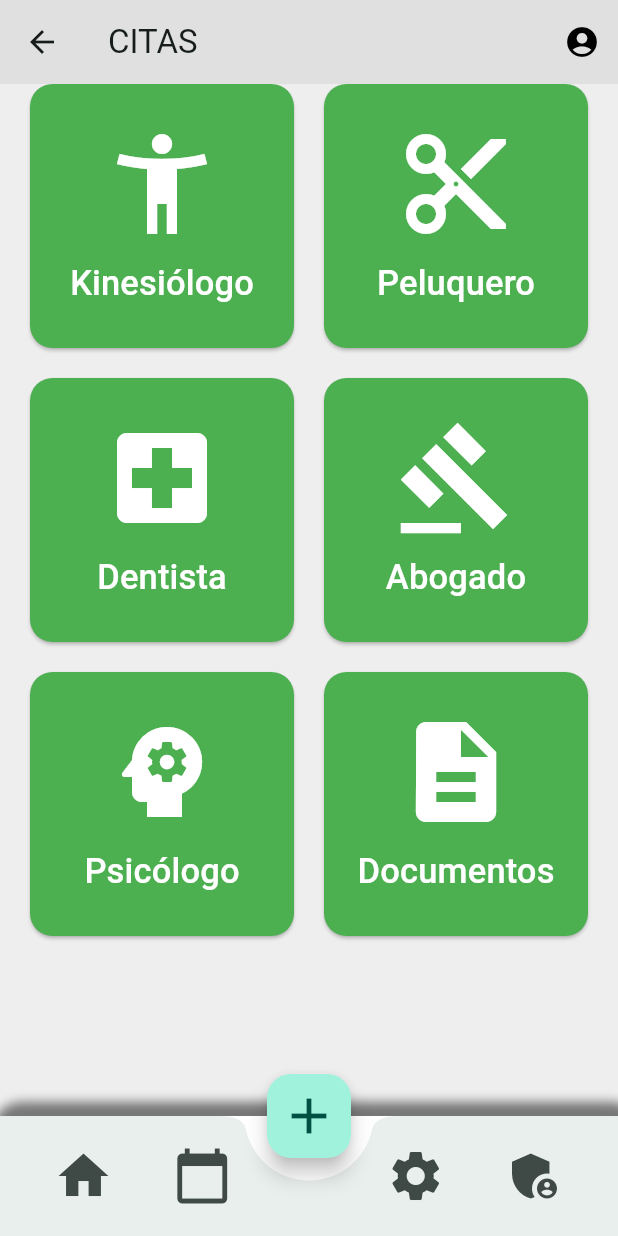
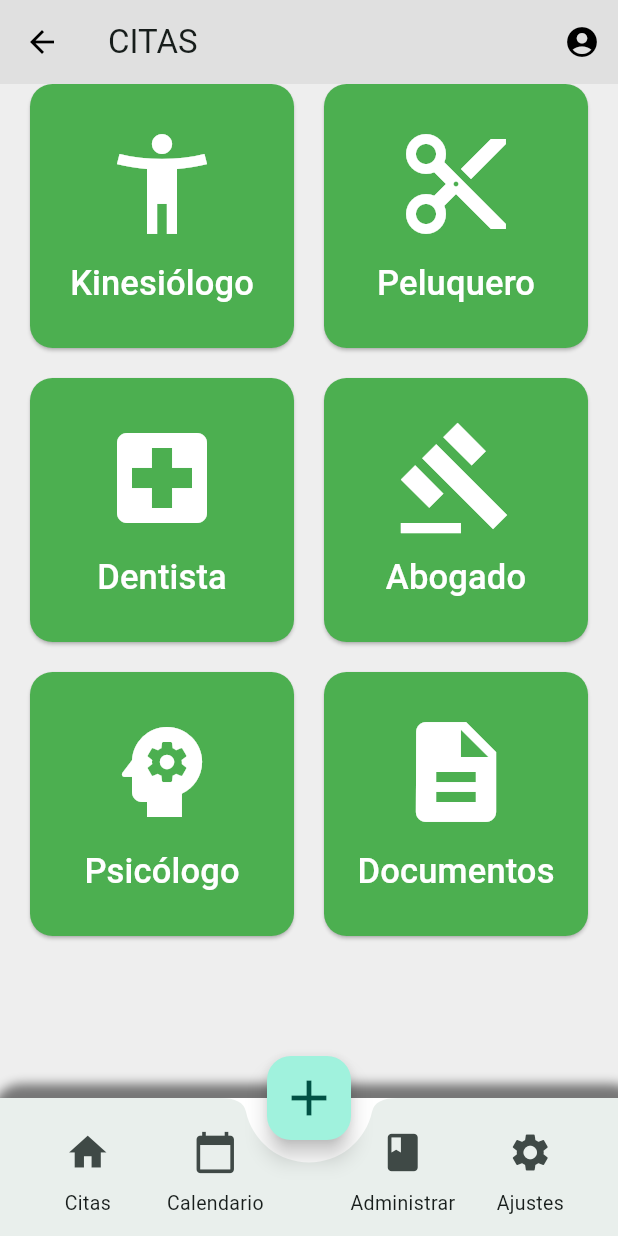
Before and after one commit to sebas-tian18/APP-Agenda-Mayor, a Flutter app: the HomeScreen screen opened directly, on a phone screen of 412 x 824 dp. Run offline on Flutter 3.47's test engine with Material 3 defaults, Android fonts, the phone set to English and light mode, and no system bars.

Commit message:
arreglos visuales al apartado de citas y arreglo de navegacion entre paginas (mobile)

```diff
--- a/mobile/lib/paginas/citas.dart
+++ b/mobile/lib/paginas/citas.dart
@@ -1,4 +1,5 @@
 import 'package:flutter/material.dart';
+import 'package:mobile/paginas/login.dart';
 
 void main() {
   runApp(MyApp());
@@ -21,6 +22,17 @@ class HomeScreen extends StatelessWidget {
       appBar: AppBar(
         title: Text('CITAS'),
         backgroundColor: Colors.grey[300],
+        automaticallyImplyLeading: false,
+        leading: IconButton(
+          icon: Icon(Icons.arrow_back),
+          onPressed: () {
+            Navigator.push(
+              context,
+              MaterialPageRoute(builder: (context) => LoginScreen()),
+            );
+          },
+          color: Colors.black,
+        ),
         actions: [
           IconButton(
             icon: Icon(Icons.account_circle),
@@ -61,30 +73,65 @@ class HomeScreen extends StatelessWidget {
             ),
           ],
         ),
+        child: SizedBox(
+          height: 92,
           child: BottomAppBar(
             shape: CircularNotchedRectangle(),
             notchMargin: 15.0,
             child: Row(
               mainAxisAlignment: MainAxisAlignment.spaceAround,
               children: [
+                Expanded(
+                  child: Column(
+                    mainAxisSize: MainAxisSize.min,
+                    children: [
                       IconButton(
-                icon: Icon(Icons.home, size: 40),
+                        icon: Icon(Icons.home, size: 30),
                         onPressed: () {},
                       ),
+                      Text('Citas', style: TextStyle(fontSize: 13)),
+                    ],
+                  ),
+                ),
+                Expanded(
+                  child: Column(
+                    mainAxisSize: MainAxisSize.min,
+                    children: [
                       IconButton(
-                icon: Icon(Icons.calendar_today, size: 40),
+                        icon: Icon(Icons.calendar_today, size: 30),
                         onPressed: () {},
                       ),
+                      Text('Calendario', style: TextStyle(fontSize: 13)),
+                    ],
+                  ),
+                ),
                 SizedBox(width: 40), // espacio para el FAB
+                Expanded(
+                  child: Column(
+                    mainAxisSize: MainAxisSize.min,
+                    children: [
                       IconButton(
-                icon: Icon(Icons.settings, size: 40),
+                        icon: Icon(Icons.book, size: 30),
                         onPressed: () {},
                       ),
+                      Text('Administrar', style: TextStyle(fontSize: 13)),
+                    ],
+                  ),
+                ),
+                Expanded(
+                  child: Column(
+                    mainAxisSize: MainAxisSize.min,
+                    children: [
                       IconButton(
-                icon: Icon(Icons.admin_panel_settings, size: 40),
+                        icon: Icon(Icons.settings, size: 30),
                         onPressed: () {},
                       ),
+                      Text('Ajustes', style: TextStyle(fontSize: 13)),
                     ],
+                  ),
+                ),
+              ],
+            ),
           ),
         ),
       ),
```
Lines whose indentation alone changed are shown as unchanged.
